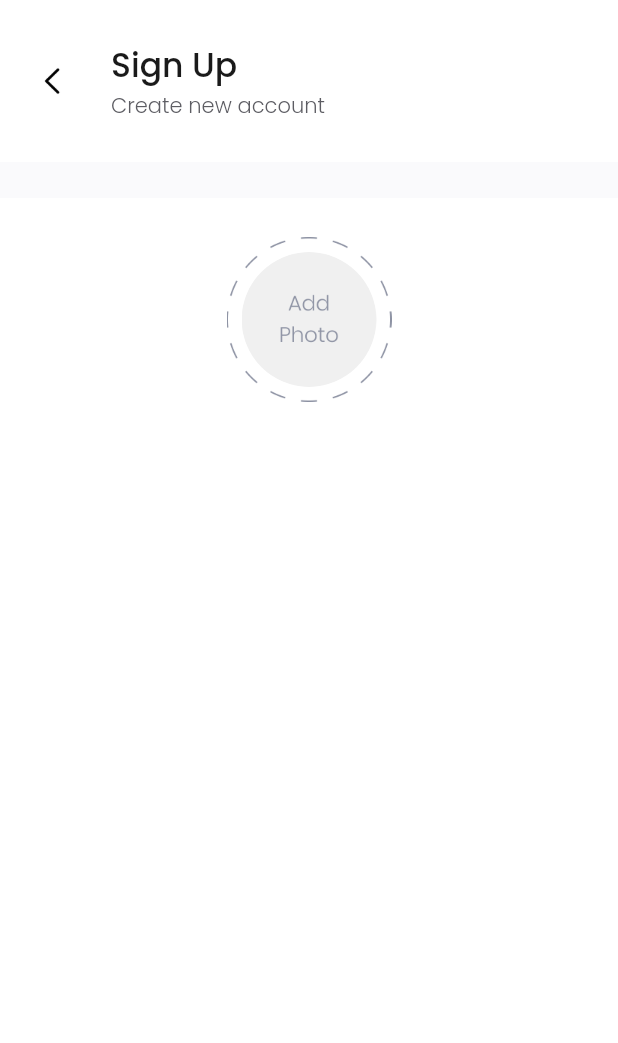
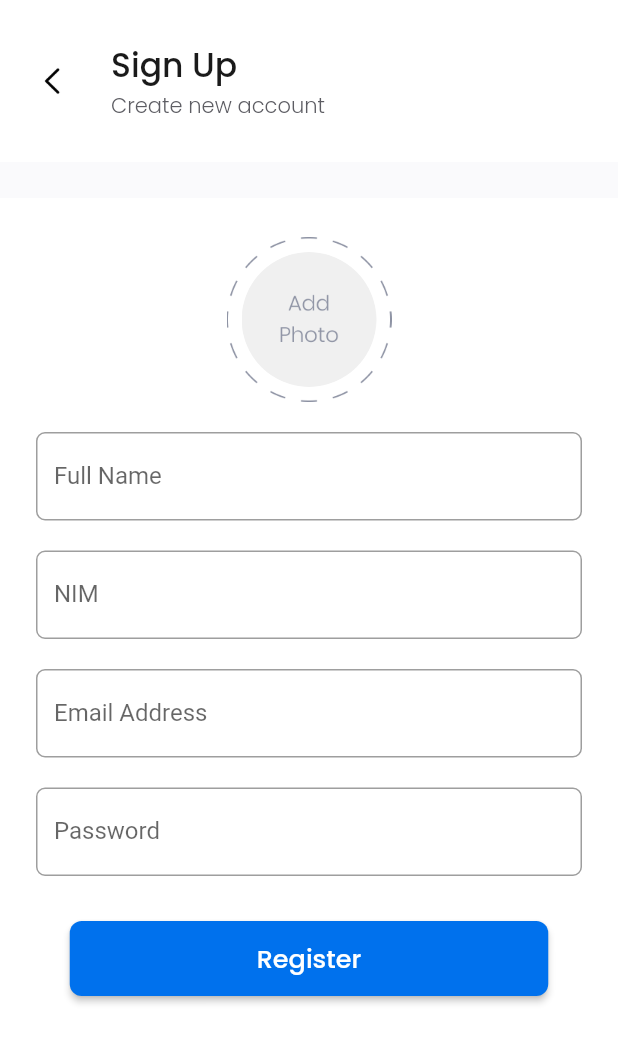
Before and after one commit to fathulaziss/infotech, a Flutter app: the screen it shows after launch, on a phone screen of 412 x 824 dp. Shown: the top 1043 px of the screen. Run offline on Flutter 3.47's test engine with Material 2 defaults, Android fonts, the phone set to English and light mode, and no system bars; our stand-ins replace google_fonts.

Commit message:
edit sign up page

```diff
--- a/lib/ui/pages/sign_up_page.dart
+++ b/lib/ui/pages/sign_up_page.dart
@@ -6,6 +6,11 @@ class SignUpPage extends StatefulWidget {
 }
 
 class _SignUpPageState extends State<SignUpPage> {
+  TextEditingController nameController = TextEditingController();
+  TextEditingController nimController = TextEditingController();
+  TextEditingController emailController = TextEditingController();
+  TextEditingController passwordController = TextEditingController();
+
   @override
   Widget build(BuildContext context) {
     return Scaffold(
@@ -60,6 +65,7 @@ class _SignUpPageState extends State<SignUpPage> {
           Container(
             width: double.infinity,
             color: Colors.white,
+            margin: EdgeInsets.symmetric(horizontal: defaultMargin),
             child: Column(
               children: [
                 Container(
@@ -78,6 +84,76 @@ class _SignUpPageState extends State<SignUpPage> {
                             fit: BoxFit.cover)),
                   ),
                 ),
+                SizedBox(
+                  height: 20,
+                ),
+                TextField(
+                  controller: nameController,
+                  decoration: InputDecoration(
+                    border: OutlineInputBorder(
+                      borderRadius: BorderRadius.circular(6),
+                    ),
+                    labelText: "Full Name",
+                    hintText: "Full Name",
+                  ),
+                ),
+                SizedBox(
+                  height: 20,
+                ),
+                TextField(
+                  controller: nimController,
+                  decoration: InputDecoration(
+                    border: OutlineInputBorder(
+                      borderRadius: BorderRadius.circular(6),
+                    ),
+                    labelText: "NIM",
+                    hintText: "20161037031101",
+                  ),
+                ),
+                SizedBox(
+                  height: 20,
+                ),
+                TextField(
+                  controller: emailController,
+                  decoration: InputDecoration(
+                    border: OutlineInputBorder(
+                      borderRadius: BorderRadius.circular(6),
+                    ),
+                    labelText: "Email Address",
+                    hintText: "Email Address",
+                  ),
+                ),
+                SizedBox(
+                  height: 20,
+                ),
+                TextField(
+                  controller: passwordController,
+                  decoration: InputDecoration(
+                    border: OutlineInputBorder(
+                      borderRadius: BorderRadius.circular(6),
+                    ),
+                    labelText: "Password",
+                    hintText: "Password",
+                  ),
+                ),
+                SizedBox(
+                  height: 30,
+                ),
+                Container(
+                  margin: EdgeInsets.only(bottom: 25),
+                  width: 319,
+                  height: 50,
+                  child: RaisedButton(
+                    onPressed: () {},
+                    color: mainColor,
+                    shape: RoundedRectangleBorder(
+                        borderRadius: BorderRadius.circular(8)),
+                    child: Text(
+                      "Register",
+                      style: whiteTextFont.copyWith(fontSize: 17),
+                    ),
+                  ),
+                ),
               ],
             ),
           ),
```
Also changed, not shown: 1 other file.
